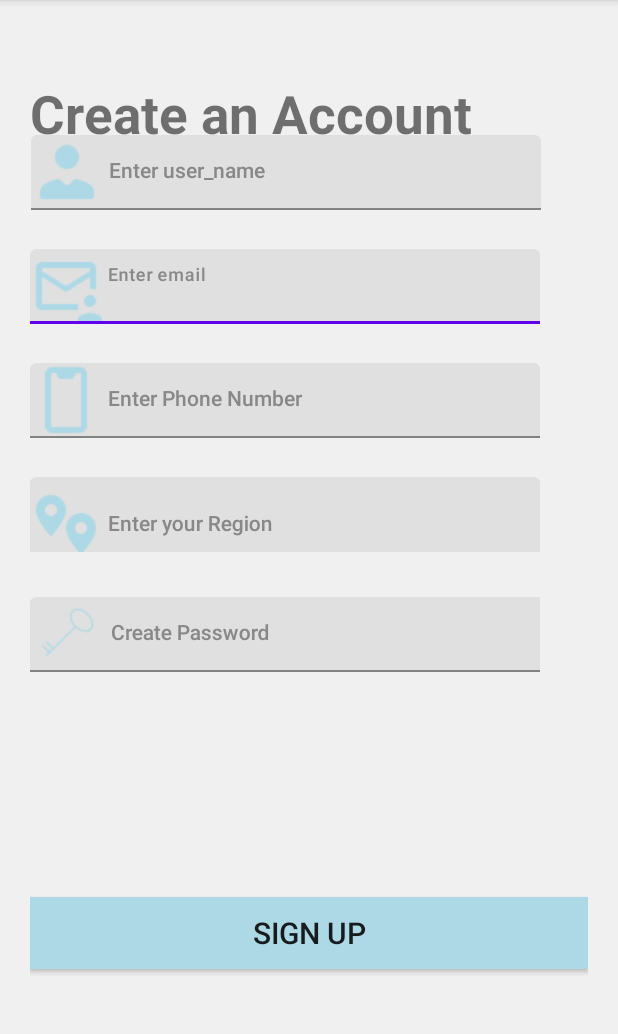
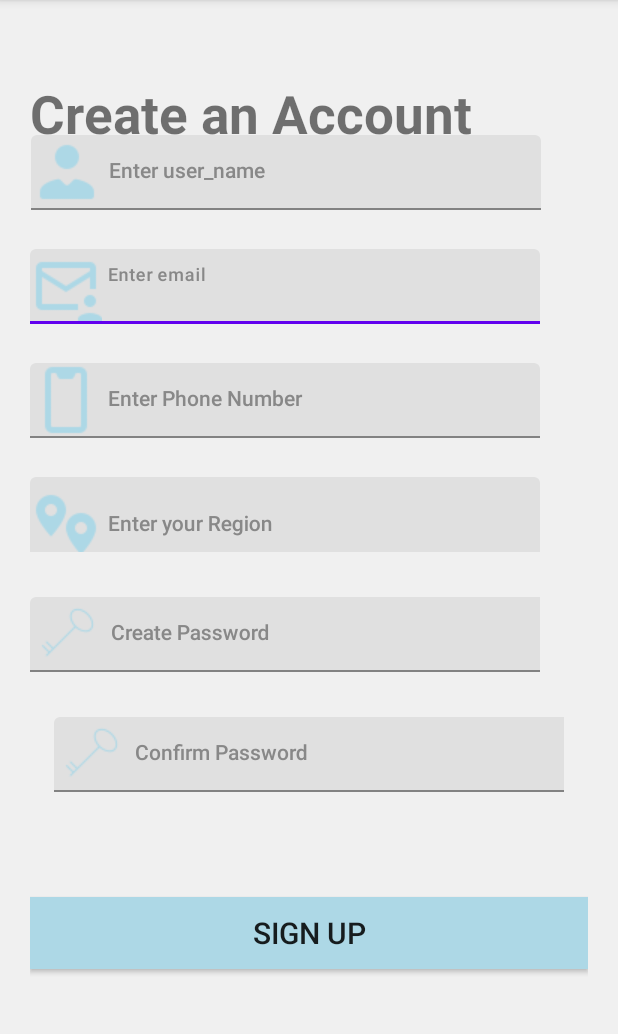
Before and after one commit to medhuuuu/FittTrade-A-fittness-app-where-user-can-trade-food-item-also, an Android app: the RegisterActivity screen opened directly, with no data from a screen before it, on a phone screen of 412 x 824 dp, the part 84-1118 px from its top. Run offline under Robolectric (Android 15) with nearby library versions, the light colour scheme and no system bars.

Commit message:
confirm password-- samin

```diff
--- a/app/src/main/res/layout/activity_register.xml
+++ b/app/src/main/res/layout/activity_register.xml
@@ -142,4 +142,24 @@
             android:layout_height="wrap_content" />
     </com.google.android.material.textfield.TextInputLayout>
 
+    <com.google.android.material.textfield.TextInputLayout
+        android:id="@+id/til_conpass"
+        style="@style/textinputlayout"
+        android:layout_width="340dp"
+        android:layout_height="50dp"
+        android:layout_marginBottom="220dp"
+        android:hint="Confirm Password"
+        app:layout_constraintBottom_toBottomOf="parent"
+        app:layout_constraintEnd_toEndOf="parent"
+        app:layout_constraintStart_toStartOf="parent"
+        app:startIconDrawable="@drawable/password1"
+        tools:ignore="MissingConstraints">
+
+        <com.google.android.material.textfield.TextInputEditText
+            android:id="@+id/et_conpass"
+            style="@style/textedit"
+            android:layout_width="385dp"
+            android:layout_height="wrap_content" />
+    </com.google.android.material.textfield.TextInputLayout>
+
 </androidx.constraintlayout.widget.ConstraintLayout>
```
